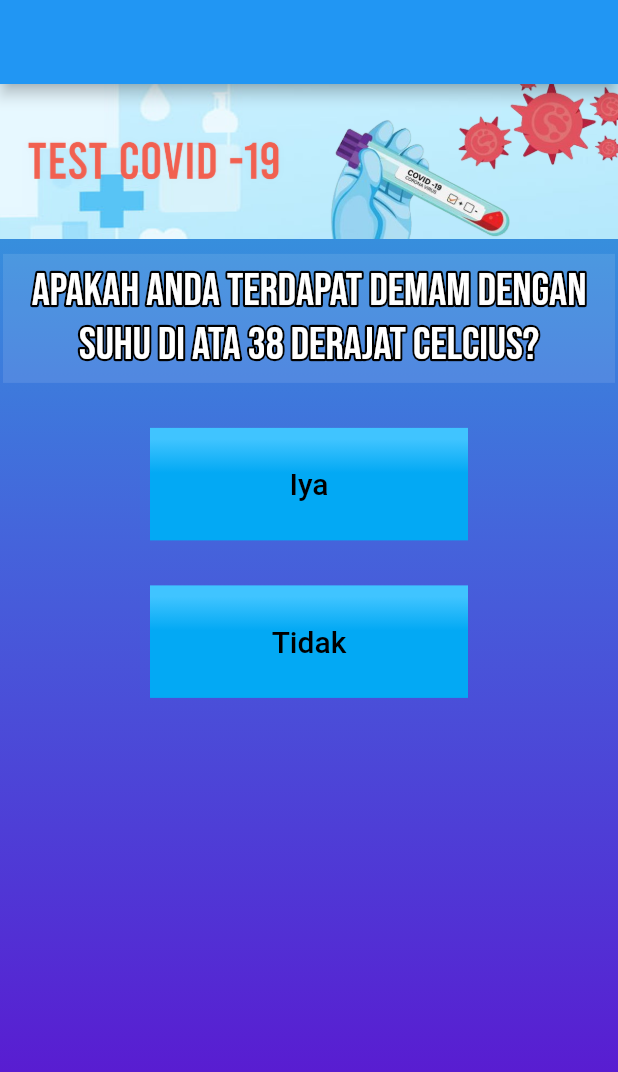
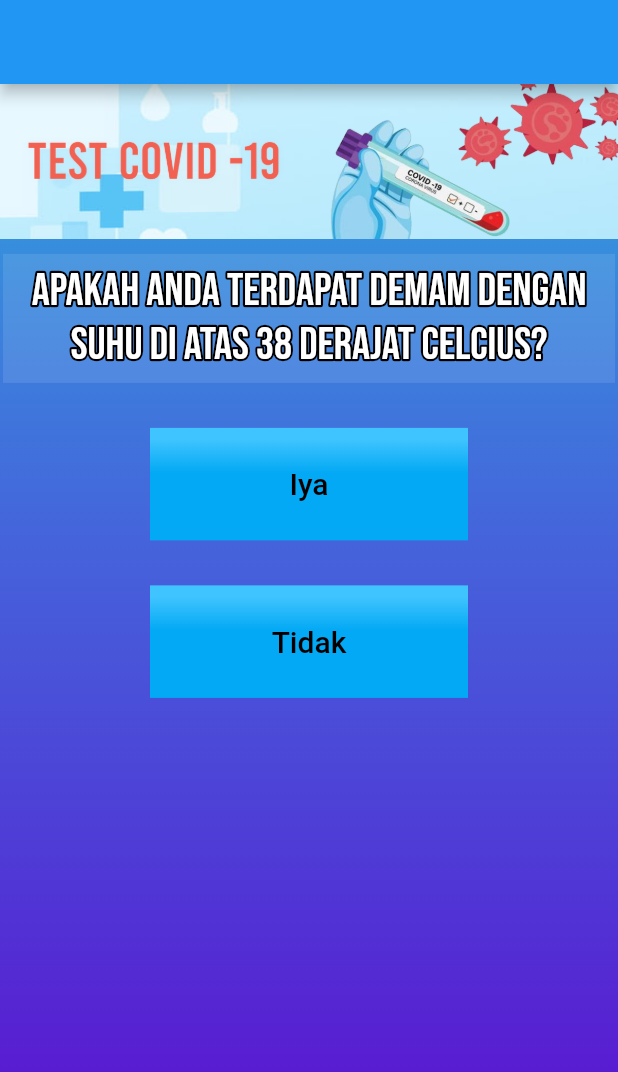
Before and after one commit to Kelompok-vvibu/UasKapita, a Flutter app: the screen it shows after launch, after a tap on "Test Covid - 19", on a phone screen of 412 x 824 dp. Shown: the top 1072 px of the screen. Run offline on Flutter 3.47's test engine with Material 2 defaults, Android fonts, the light colour scheme and no system bars; drawn by our look-alikes of bordered_text; our stand-ins replace google_fonts, sqflite; missing offline and left inert: clipboard; accounts and stored records are empty; network calls fail; Roboto replaces fonts that are missing (Acme).

Commit message:
selesai terima kasih hehehe

```diff
--- a/lib/testcovid.dart
+++ b/lib/testcovid.dart
@@ -28,7 +28,7 @@ class _TestCovidState extends State<TestCovid> {
   var _pertanyaan = [
     {
       'textPertanyaan':
-          'Apakah anda terdapat demam dengan suhu di ata 38 derajat Celcius?',
+          'Apakah anda terdapat demam dengan suhu di atas 38 derajat Celcius?',
       'textJawab': [
         {'teks': 'Iya', 'hasil': 20},
         {'teks': 'Tidak', 'hasil': 0}
```
Also changed, not shown: 3 other files.
